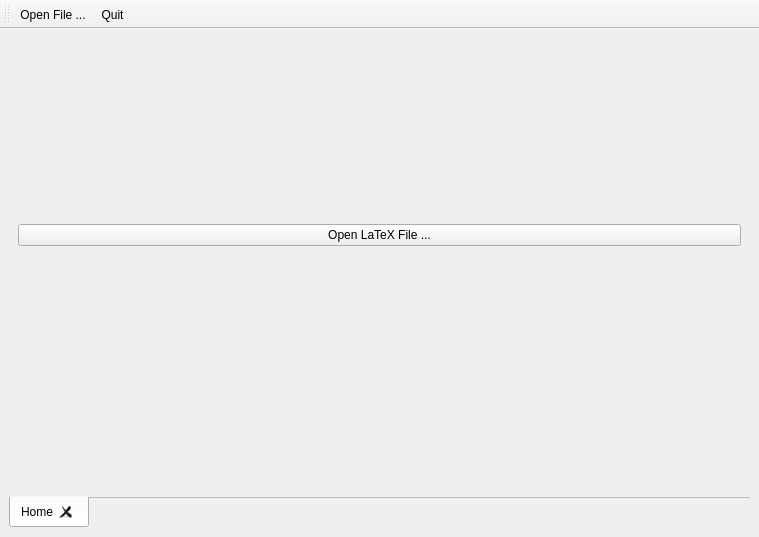
Old version of the form guicompiler/mainwidget.ui in the repository phfaist/ethuebung.
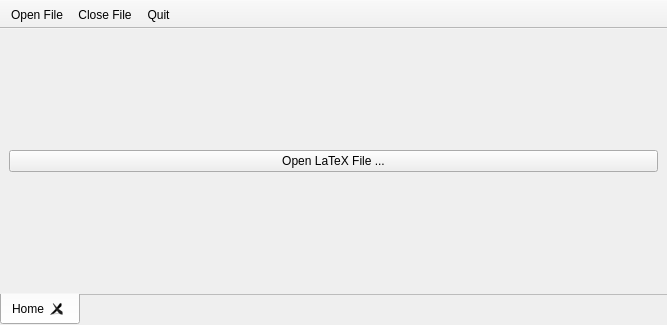
New version of the form. Icons and pictures are not drawn.

```diff
--- a/guicompiler/mainwidget.ui
+++ b/guicompiler/mainwidget.ui
@@ -6,8 +6,8 @@
    <rect>
     <x>0</x>
     <y>0</y>
-    <width>759</width>
-    <height>537</height>
+    <width>667</width>
+    <height>325</height>
    </rect>
   </property>
   <property name="windowTitle">
@@ -15,6 +15,9 @@
   </property>
   <widget class="QWidget" name="centralwidget">
    <layout class="QVBoxLayout" name="verticalLayout">
+    <property name="margin">
+     <number>0</number>
+    </property>
     <item>
      <widget class="QTabWidget" name="tabs">
       <property name="tabPosition">
@@ -64,7 +67,7 @@
           <property name="sizeHint" stdset="0">
            <size>
             <width>20</width>
-            <height>96</height>
+            <height>35</height>
            </size>
           </property>
          </spacer>
@@ -97,7 +100,7 @@
           <property name="sizeHint" stdset="0">
            <size>
             <width>20</width>
-            <height>96</height>
+            <height>35</height>
            </size>
           </property>
          </spacer>
@@ -112,6 +115,9 @@
    <property name="windowTitle">
     <string>toolBar</string>
    </property>
+   <property name="movable">
+    <bool>false</bool>
+   </property>
    <property name="toolButtonStyle">
     <enum>Qt::ToolButtonTextBesideIcon</enum>
    </property>
@@ -122,6 +128,7 @@
     <bool>true</bool>
    </attribute>
    <addaction name="aOpenFile"/>
+   <addaction name="aCloseFile"/>
    <addaction name="aQuit"/>
   </widget>
   <action name="aOpenFile">
@@ -130,10 +137,7 @@
      <normaloff>:/pic/file.png</normaloff>:/pic/file.png</iconset>
    </property>
    <property name="text">
-    <string>Open File ...</string>
-   </property>
-   <property name="iconText">
-    <string>Open File ...</string>
+    <string>Open File</string>
    </property>
    <property name="toolTip">
     <string>Choose LaTeX file to open</string>
@@ -154,6 +158,21 @@
     <string>Close Application</string>
    </property>
   </action>
+  <action name="aCloseFile">
+   <property name="icon">
+    <iconset resource="guicompiler.qrc">
+     <normaloff>:/pic/closefile.png</normaloff>:/pic/closefile.png</iconset>
+   </property>
+   <property name="text">
+    <string>Close File</string>
+   </property>
+   <property name="toolTip">
+    <string>Close the currently open file</string>
+   </property>
+   <property name="shortcut">
+    <string>Ctrl+W</string>
+   </property>
+  </action>
  </widget>
  <resources>
   <include location="guicompiler.qrc"/>
```
Left out of the diff: 10 changed lines with no effect on the pictures.
